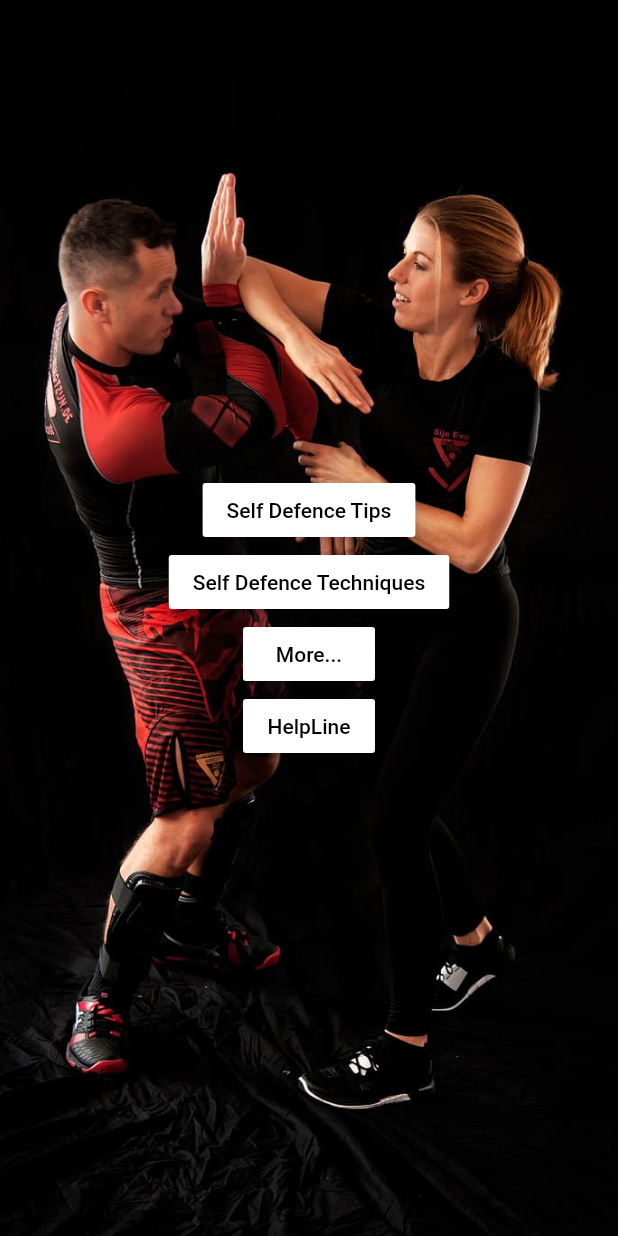
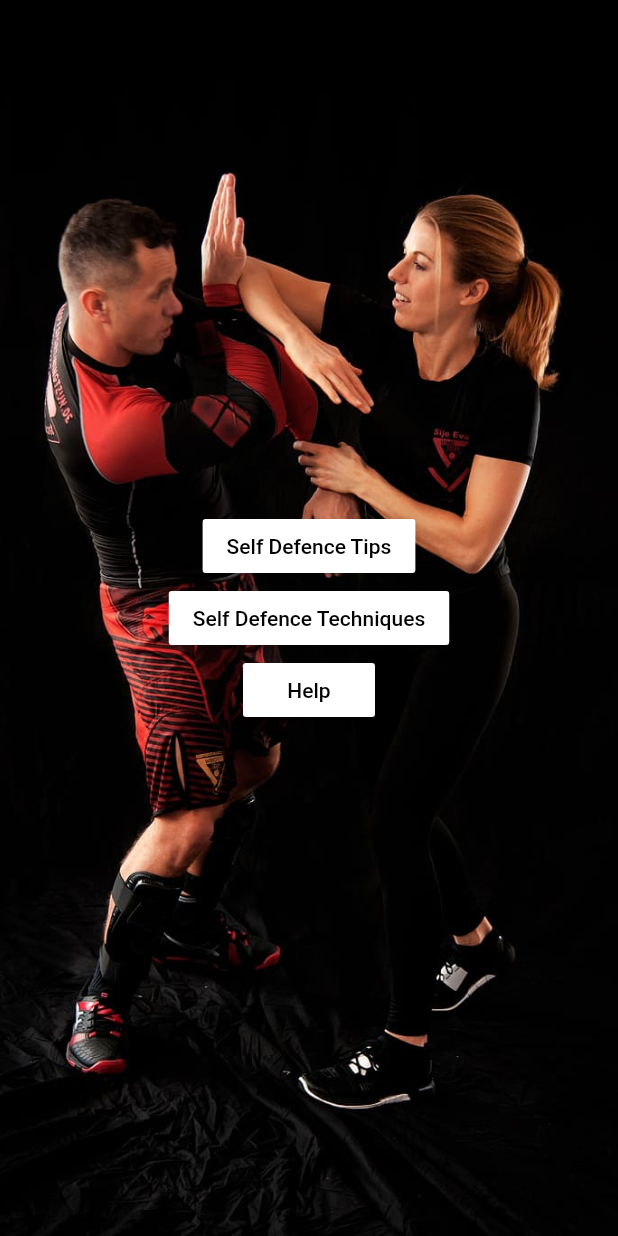
Before and after one commit to suhas-kadu/flutter-self-defence, a Flutter app: the screen it shows after launch, on a phone screen of 412 x 824 dp. Run offline on Flutter 3.47's test engine with Material 2 defaults, Android fonts, the light colour scheme and no system bars; our stand-ins replace video_player.

Commit message:
buttons modified

```diff
--- a/lib/views/home_page.dart
+++ b/lib/views/home_page.dart
@@ -1,6 +1,8 @@
 import 'package:flutter/material.dart';
+import 'package:self_defence/views/helpline.dart';
 import 'package:self_defence/views/self_defence_techniques.dart';
 import 'package:self_defence/views/self_defence_tips.dart';
+import 'package:self_defence/widgets/home_button.dart';
 
 class HomePage extends StatelessWidget {
   static const String id = "HomePage";
@@ -19,44 +21,9 @@ class HomePage extends StatelessWidget {
             child: Column(
               mainAxisAlignment: MainAxisAlignment.center,
               children: [
-                  RaisedButton(
-                  elevation: 5.0,
-                  color: Colors.white,
-                  textColor: Colors.black,
-                  onPressed: ()=> Navigator.pushNamed(context, SelfDefenceTips.id),
-                  child: Text(
-                    "Self Defence Tips",
-                  ),
-                  ),
-                  RaisedButton(
-                  elevation: 5.0,
-                  color: Colors.white,
-                  textColor: Colors.black,
-                  onPressed: () => Navigator.pushNamed(context, SelfDefenceTechniques.id),
-                  child: Text(
-                    "Self Defence Techniques",
-                  ),
-                  ),
-                  RaisedButton(
-                  elevation: 5.0,
-                  color: Colors.white,
-                  textColor: Colors.black,
-                  onPressed: (){},
-                  child: Text(
-                    "More...",
-                  ),
-                  ),
-                  RaisedButton(
-                  elevation: 5.0,
-                  color: Colors.white,
-                  textColor: Colors.black,
-                  onPressed: (){},
-                  child: Text(
-                    "HelpLine",
-                  ),
-                  ),
-
-
+                HomeButton(title: "Self Defence Tips", route: SelfDefenceTips.id,),
+                HomeButton(title: "Self Defence Techniques", route: SelfDefenceTechniques.id),
+                HomeButton(title: "Help", route: HelpLine.id)
               ],
             ),
           )
```
Lines whose indentation alone changed are shown as unchanged.
